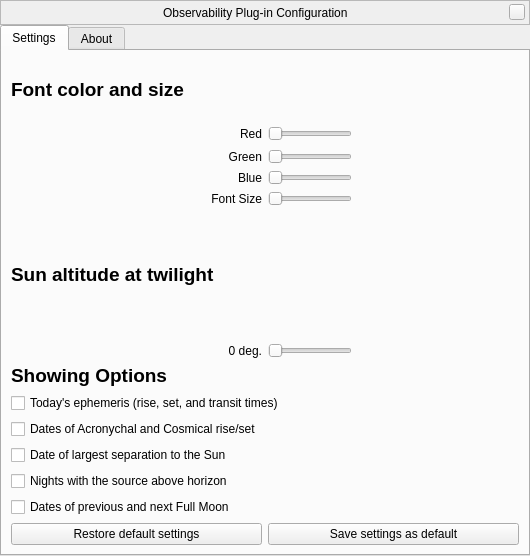
This is plugins/Observability/src/gui/ObservabilityDialog.ui in 519984307/stellarium_src as Qt 5 draws it before an edit. The edited form follows.
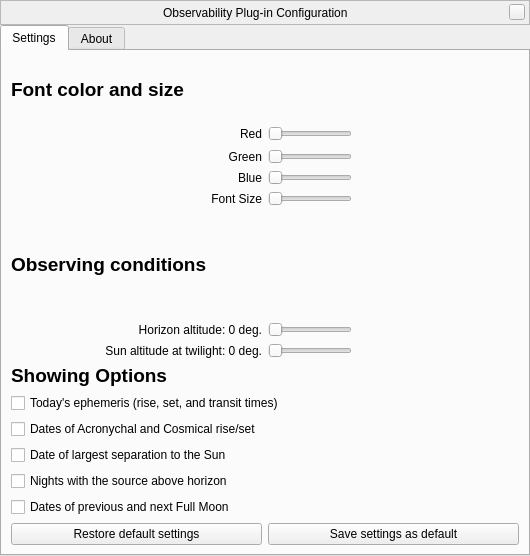
This is the edited form. Custom widgets are drawn as their Qt base class.

Commit message: Minor bugs corrected. Added possibility to set horizon altitude manually

What changed in the file:
```diff
--- a/plugins/Observability/src/gui/ObservabilityDialog.ui
+++ b/plugins/Observability/src/gui/ObservabilityDialog.ui
@@ -6,7 +6,7 @@
    <rect>
     <x>0</x>
     <y>0</y>
-    <width>528</width>
+    <width>530</width>
     <height>556</height>
    </rect>
   </property>
@@ -351,16 +351,40 @@
             </font>
            </property>
            <property name="text">
-            <string>Sun altitude at twilight</string>
+            <string>Observing conditions</string>
            </property>
           </widget>
          </item>
          <item>
           <layout class="QHBoxLayout" name="horizontalLayout_5">
            <item>
+            <widget class="QLabel" name="HorizText">
+             <property name="text">
+              <string>Horizon altitude: 0 deg.</string>
+             </property>
+             <property name="alignment">
+              <set>Qt::AlignRight|Qt::AlignTrailing|Qt::AlignVCenter</set>
+             </property>
+            </widget>
+           </item>
+           <item alignment="Qt::AlignLeft">
+            <widget class="QSlider" name="HorizAltitude">
+             <property name="maximum">
+              <number>45</number>
+             </property>
+             <property name="orientation">
+              <enum>Qt::Horizontal</enum>
+             </property>
+            </widget>
+           </item>
+          </layout>
+         </item>
+         <item>
+          <layout class="QHBoxLayout" name="horizontalLayout_55">
+           <item>
             <widget class="QLabel" name="AltiText">
              <property name="text">
-              <string>0 deg.</string>
+              <string>Sun altitude at twilight: 0 deg.</string>
              </property>
              <property name="alignment">
               <set>Qt::AlignRight|Qt::AlignTrailing|Qt::AlignVCenter</set>
@@ -378,6 +402,7 @@
             </widget>
            </item>
           </layout>
+
          </item>
         </layout>
        </item>
```
The commit also changes 4 other files.
